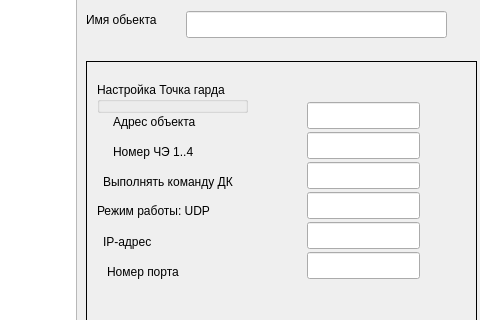
Old version of the form mainwindow.ui in the repository GlebZigert/MyQTree; both pictures show x 164 to 644 and y 85 to 405 of the 644 by 832 pixel window.
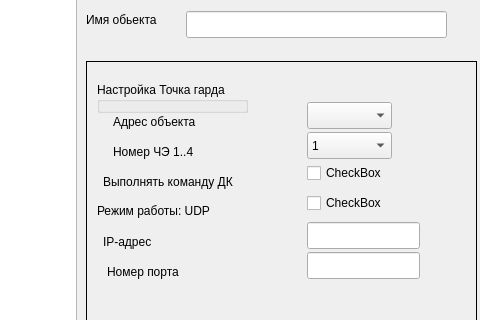
New version of the form. The open tabs and pages were chosen to show the change.

Patch:
```diff
--- a/mainwindow.ui
+++ b/mainwindow.ui
@@ -251,45 +251,6 @@
        <string/>
       </property>
      </widget>
-     <widget class="QLineEdit" name="TG_lineEdit_3">
-      <property name="geometry">
-       <rect>
-        <x>220</x>
-        <y>100</y>
-        <width>113</width>
-        <height>27</height>
-       </rect>
-      </property>
-      <property name="text">
-       <string/>
-      </property>
-     </widget>
-     <widget class="QLineEdit" name="TG_lineEdit_4">
-      <property name="geometry">
-       <rect>
-        <x>220</x>
-        <y>130</y>
-        <width>113</width>
-        <height>27</height>
-       </rect>
-      </property>
-      <property name="text">
-       <string/>
-      </property>
-     </widget>
-     <widget class="QLineEdit" name="TG_lineEdit_2">
-      <property name="geometry">
-       <rect>
-        <x>220</x>
-        <y>70</y>
-        <width>113</width>
-        <height>27</height>
-       </rect>
-      </property>
-      <property name="text">
-       <string/>
-      </property>
-     </widget>
      <widget class="QLabel" name="TG_label_3">
       <property name="geometry">
        <rect>
@@ -355,19 +316,6 @@
        <string>Адрес объекта</string>
       </property>
      </widget>
-     <widget class="QLineEdit" name="TG_lineEdit">
-      <property name="geometry">
-       <rect>
-        <x>220</x>
-        <y>40</y>
-        <width>113</width>
-        <height>27</height>
-       </rect>
-      </property>
-      <property name="text">
-       <string/>
-      </property>
-     </widget>
      <widget class="QLabel" name="TG_label_6">
       <property name="geometry">
        <rect>
@@ -407,6 +355,72 @@
        <string>Настройка Точка гарда</string>
       </property>
      </widget>
+     <widget class="QComboBox" name="TG_combobox_adress">
+      <property name="geometry">
+       <rect>
+        <x>220</x>
+        <y>40</y>
+        <width>85</width>
+        <height>27</height>
+       </rect>
+      </property>
+     </widget>
+     <widget class="QComboBox" name="TG_combobox_number">
+      <property name="geometry">
+       <rect>
+        <x>220</x>
+        <y>70</y>
+        <width>85</width>
+        <height>27</height>
+       </rect>
+      </property>
+      <item>
+       <property name="text">
+        <string>1</string>
+       </property>
+      </item>
+      <item>
+       <property name="text">
+        <string>2</string>
+       </property>
+      </item>
+      <item>
+       <property name="text">
+        <string>3</string>
+       </property>
+      </item>
+      <item>
+       <property name="text">
+        <string>4</string>
+       </property>
+      </item>
+     </widget>
+     <widget class="QCheckBox" name="TG_checkBox_DK">
+      <property name="geometry">
+       <rect>
+        <x>220</x>
+        <y>100</y>
+        <width>97</width>
+        <height>22</height>
+       </rect>
+      </property>
+      <property name="text">
+       <string>CheckBox</string>
+      </property>
+     </widget>
+     <widget class="QCheckBox" name="TG_checkBox_UDP">
+      <property name="geometry">
+       <rect>
+        <x>220</x>
+        <y>130</y>
+        <width>97</width>
+        <height>22</height>
+       </rect>
+      </property>
+      <property name="text">
+       <string>CheckBox</string>
+      </property>
+     </widget>
     </widget>
     <widget class="QWidget" name="page_CD">
      <widget class="QLabel" name="CD_label_1">
```
Left out of the diff: 8 changed lines with no effect on the pictures.
